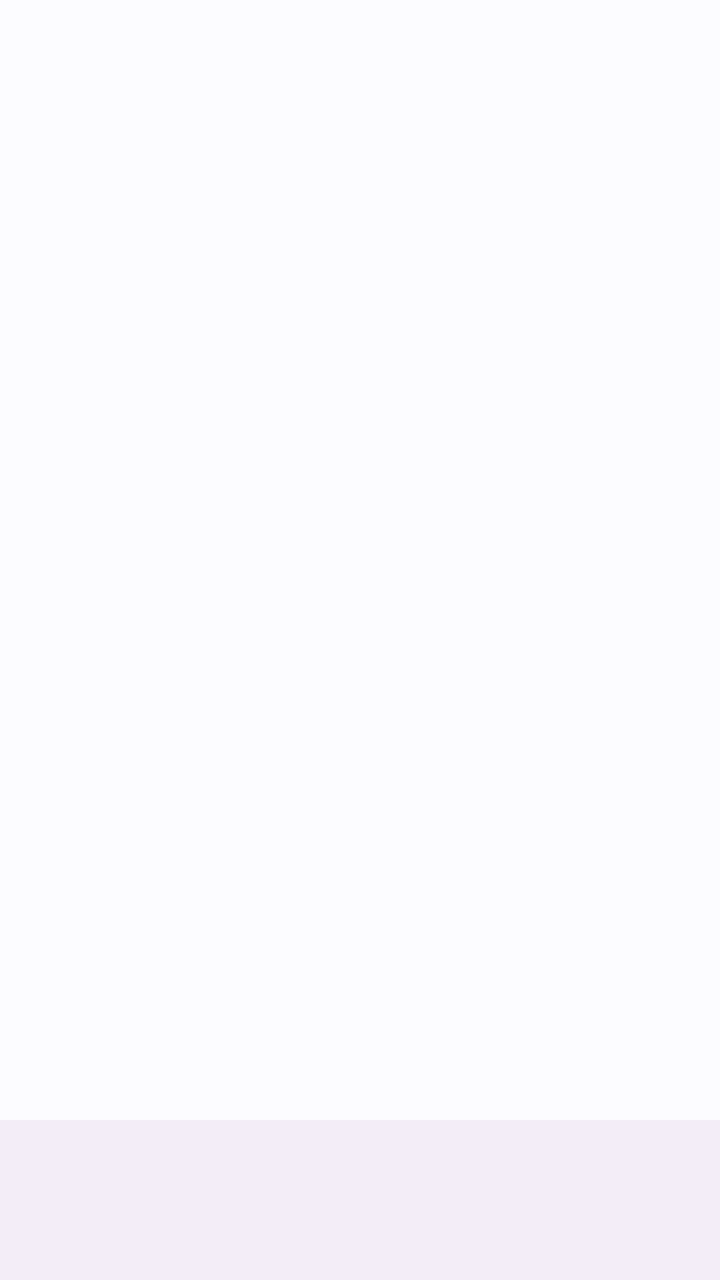
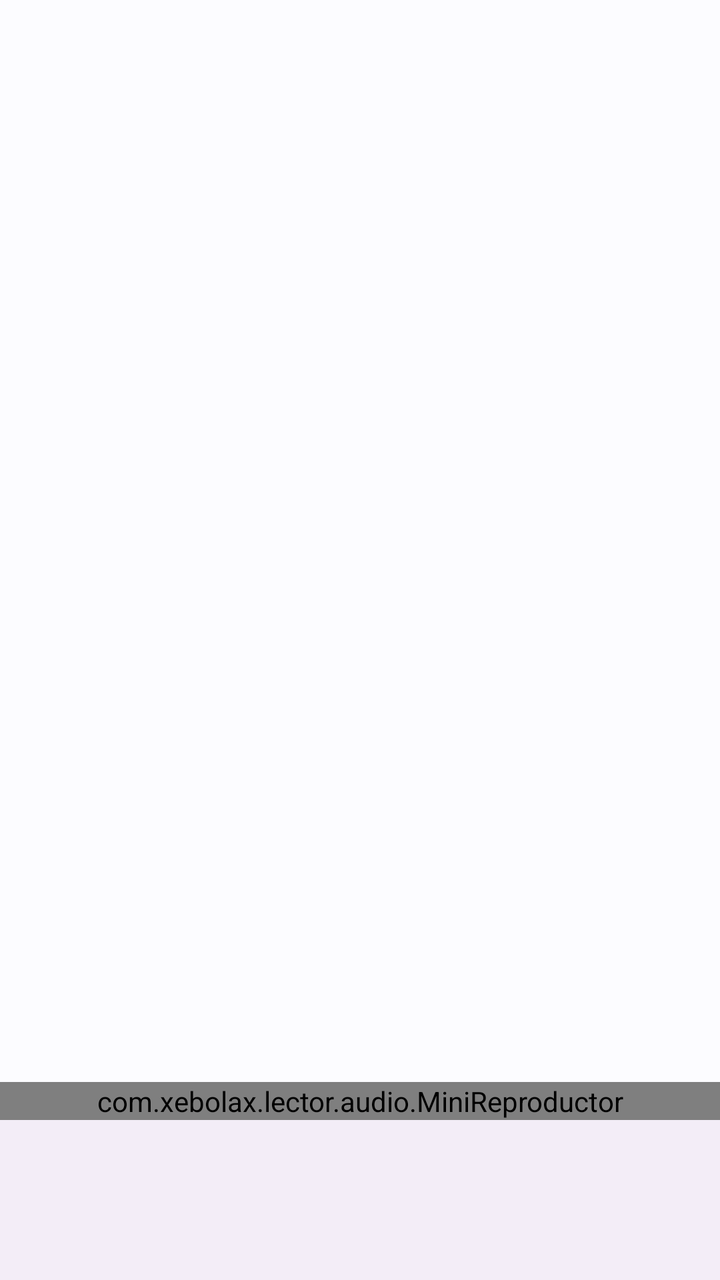

The first picture is an Android layout as it rendered before a commit; the second is the same layout after the commit. The layout source and the unified diff follow.
<!-- AndroidManifest.xml: application theme Tema.Lector -->
<!-- res/layout/activity_rss.xml -->
<?xml version="1.0" encoding="utf-8"?>
<LinearLayout xmlns:android="http://schemas.android.com/apk/res/android"
	xmlns:app="http://schemas.android.com/apk/res-auto"
	android:layout_width="match_parent"
	android:layout_height="match_parent"
	android:fitsSystemWindows="true"
	android:orientation="vertical">

	<com.google.android.material.appbar.MaterialToolbar
		android:id="@+id/barra"
		android:layout_width="match_parent"
		android:layout_height="?attr/actionBarSize" />

	<androidx.viewpager2.widget.ViewPager2
		android:id="@+id/paginas"
		android:layout_width="match_parent"
		android:layout_height="0dp"
		android:layout_weight="1" />

	<com.google.android.material.bottomnavigation.BottomNavigationView
		android:id="@+id/pestanas"
		android:layout_width="match_parent"
		android:layout_height="wrap_content"
		app:labelVisibilityMode="labeled" />
</LinearLayout>
<!-- resources referenced by this layout -->
<resources>
  <style name="Tema.Lector" parent="Theme.Material3.DayNight.NoActionBar">
  		
  		<item name="android:textColorHint">?attr/colorOnSurfaceVariant</item>
  		<item name="colorPrimary">@color/primario</item>
  		<item name="colorOnPrimary">@color/sobre_primario</item>
  		<item name="colorPrimaryContainer">@color/primario_contenedor</item>
  		<item name="colorOnPrimaryContainer">@color/sobre_primario_contenedor</item>
  		<item name="colorSecondary">@color/secundario</item>
  		<item name="android:colorBackground">@color/fondo</item>
  		<item name="colorOnBackground">@color/sobre_fondo</item>
  		<item name="colorSurfaceVariant">@color/superficie_variante</item>
  		<item name="colorOnSurfaceVariant">@color/sobre_superficie_variante</item>
  		<item name="android:windowLightStatusBar" tools:targetApi="m">?attr/isLightTheme</item>
  		<item name="preferenceTheme">@style/PreferenceThemeOverlay</item>
  	</style>
  <color name="primario">#1B5E8C</color>
  <color name="sobre_primario">#FFFFFF</color>
  <color name="primario_contenedor">#CFE5FF</color>
  <color name="sobre_primario_contenedor">#001D33</color>
  <color name="secundario">#526070</color>
  <color name="fondo">#FCFCFF</color>
  <color name="sobre_fondo">#1A1C1E</color>
  <color name="superficie_variante">#DEE3EB</color>
  <color name="sobre_superficie_variante">#42474E</color>
</resources>

<!-- the commit's change to res/layout/activity_rss.xml (unified diff, before → after) -->
@@ -17,6 +17,12 @@
 		android:layout_height="0dp"
 		android:layout_weight="1" />
 
+	
+	<com.xebolax.lector.audio.MiniReproductor
+		android:id="@+id/mini_reproductor"
+		android:layout_width="match_parent"
+		android:layout_height="wrap_content" />
+
 	<com.google.android.material.bottomnavigation.BottomNavigationView
 		android:id="@+id/pestanas"
 		android:layout_width="match_parent"
